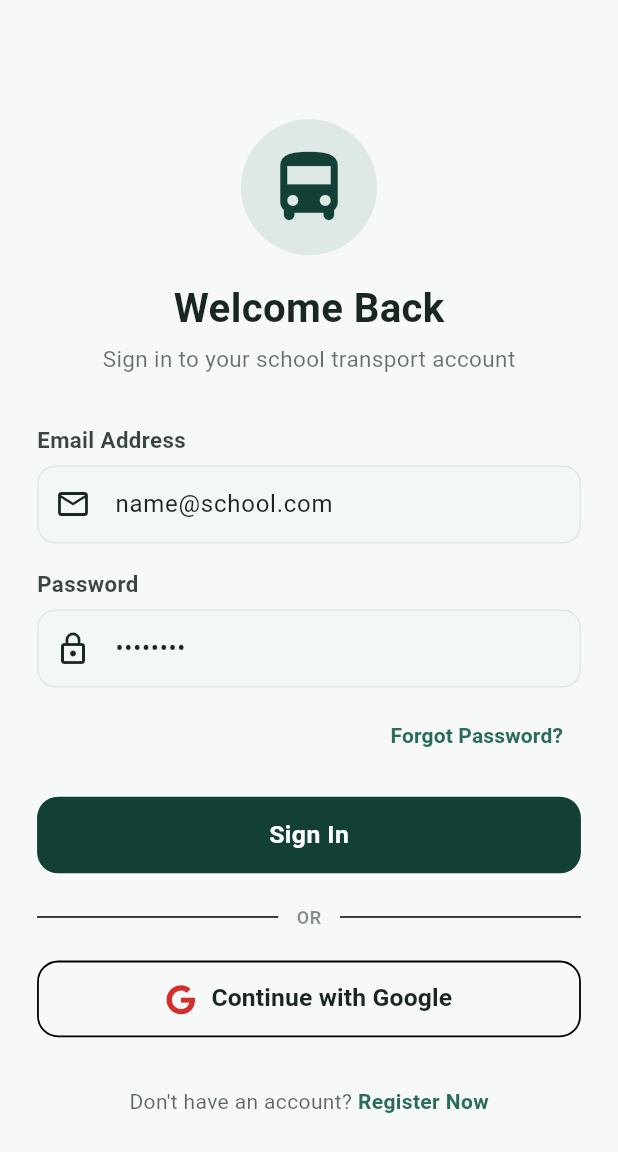
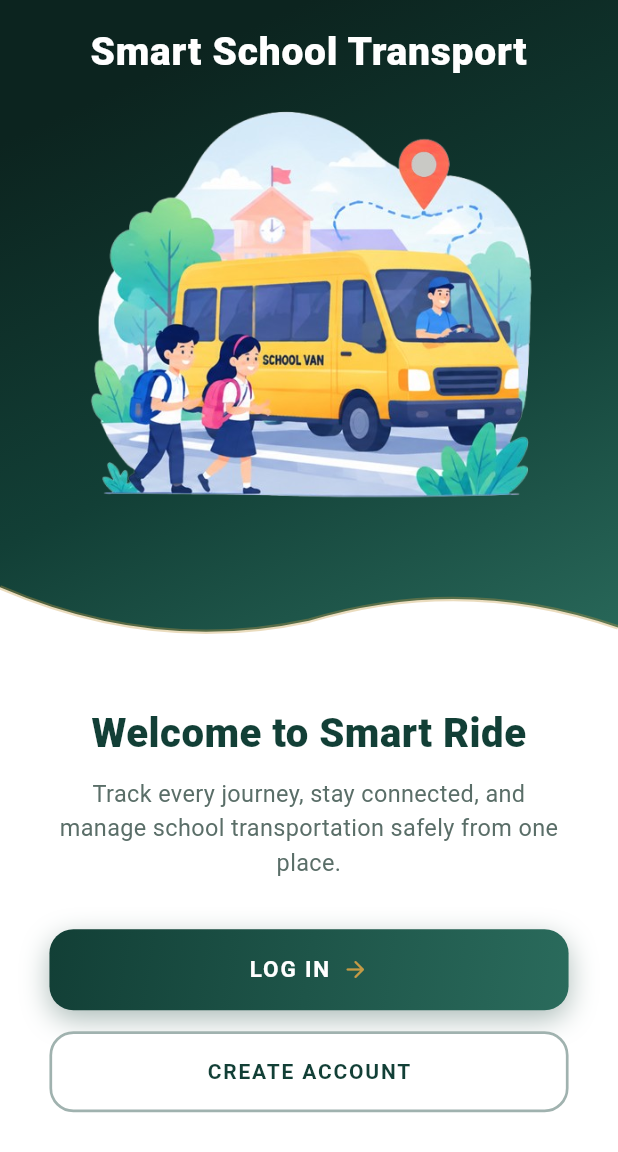
Before and after one commit to MEhsan1237/-Van-Tracking-App, a Flutter app: the screen it shows after launch, after a tap on "Skip", on a phone screen of 412 x 824 dp. Shown: the top 1152 px of the screen. Run offline on Flutter 3.47's test engine with Material 3 defaults, Android fonts, the phone set to English and light mode, and no system bars; our stand-ins replace cloud_firestore, firebase_auth, firebase_core, fl_chart, font_awesome_flutter, geolocator and 5 more; missing offline and left inert: mobile_scanner; accounts and stored records are empty.

Commit message:
updated welcome screen

```diff
--- a/lib/app/routes/app_pages.dart
+++ b/lib/app/routes/app_pages.dart
@@ -4,6 +4,8 @@ import '../bindings/feature_bindings.dart';
 import '../../features/splash/views/splash_view.dart';
 import '../../features/onboarding/views/onboarding_view.dart';
 import '../../features/onboarding/bindings/onboarding_binding.dart';
+import '../../features/welcome/views/welcome_view.dart';
+import '../../features/welcome/bindings/welcome_binding.dart';
 import '../../features/auth/views/login_view.dart';
 import '../../features/auth/views/register_view.dart';
 import '../../features/auth/views/email_verification_view.dart';
@@ -27,6 +29,11 @@ class AppPages {
       name: AppRoutes.onboarding,
       page: () => const OnboardingView(),
       binding: OnboardingBinding(),
+    ),
+    GetPage(
+      name: AppRoutes.welcome,
+      page: () => const WelcomeView(),
+      binding: WelcomeBinding(),
     ),
     GetPage(
       name: AppRoutes.login,
--- a/lib/app/routes/app_routes.dart
+++ b/lib/app/routes/app_routes.dart
@@ -1,6 +1,7 @@
 abstract class AppRoutes {
   static const splash = '/splash';
   static const onboarding = '/onboarding';
+  static const welcome = '/welcome';
   static const login = '/login';
   static const register = '/register';
   static const emailVerification = '/email-verification';
--- a/lib/features/auth/viewmodels/auth_viewmodel.dart
+++ b/lib/features/auth/viewmodels/auth_viewmodel.dart
@@ -115,7 +115,7 @@ class AuthViewModel extends GetxController {
   Future<void> logout() async {
     await _authRepository.logout();
     currentUser.value = null;
-    Get.offAllNamed('/login');
+    Get.offAllNamed('/welcome');
   }
 
   void _navigateToRoleDashboard(UserModel user) {
--- a/lib/features/onboarding/viewmodels/onboarding_view_model.dart
+++ b/lib/features/onboarding/viewmodels/onboarding_view_model.dart
@@ -1,5 +1,6 @@
 import 'package:flutter/material.dart';
 import 'package:get/get.dart';
+import '../../../app/routes/app_routes.dart';
 import '../services/onboarding_local_service.dart';
 import '../../auth/viewmodels/auth_viewmodel.dart';
 
@@ -43,10 +44,10 @@ class OnboardingViewModel extends GetxController {
       if (authVm.currentUser.value != null) {
         authVm.checkInitialSession();
       } else {
-        Get.offAllNamed('/login');
+        Get.offAllNamed(AppRoutes.welcome);
       }
     } else {
-      Get.offAllNamed('/login');
+      Get.offAllNamed(AppRoutes.welcome);
     }
   }
 
--- a/lib/features/splash/views/splash_view.dart
+++ b/lib/features/splash/views/splash_view.dart
@@ -1,5 +1,6 @@
 import 'package:flutter/material.dart';
 import 'package:get/get.dart';
+import '../../../app/routes/app_routes.dart';
 import '../../../core/constants/app_colors.dart';
 import '../../auth/viewmodels/auth_viewmodel.dart';
 import '../../onboarding/services/onboarding_local_service.dart';
@@ -30,18 +31,18 @@ class _SplashViewState extends State<SplashView> with SingleTickerProviderStateM
       final completed = await onboardingService.isOnboardingCompleted();
 
       if (!completed) {
-        Get.offAllNamed('/onboarding');
+        Get.offAllNamed(AppRoutes.onboarding);
       } else {
         if (Get.isRegistered<AuthViewModel>()) {
           final authVm = Get.find<AuthViewModel>();
           final cachedUser = authVm.currentUser.value;
           if (cachedUser == null) {
-            Get.offAllNamed('/login');
+            Get.offAllNamed(AppRoutes.welcome);
           } else {
             await authVm.checkInitialSession();
           }
         } else {
-          Get.offAllNamed('/login');
+          Get.offAllNamed(AppRoutes.welcome);
         }
       }
     });
@@ -67,7 +68,8 @@ class _SplashViewState extends State<SplashView> with SingleTickerProviderStateM
         child: FadeTransition(
           opacity: _fadeAnim,
           child: Column(
-            mainAxisAlignment: MainAxisAlignment.center,
+            mainAxisAlignment: MainAxisAlignment.spaceBetween,
+            crossAxisAlignment: CrossAxisAlignment.center,
             children: [
               Container(
                 padding: EdgeInsets.all(size.width * 0.06),
@@ -90,7 +92,7 @@ class _SplashViewState extends State<SplashView> with SingleTickerProviderStateM
               ),
               SizedBox(height: size.height * 0.03),
               Text(
-                'SAFEVAN',
+                'SAFE VAN',
                 style: TextStyle(
                   fontSize: (size.width * 0.08).clamp(24.0, 36.0),
                   fontWeight: FontWeight.w900,
--- /dev/null
+++ b/lib/features/welcome/bindings/welcome_binding.dart
@@ -0,0 +1,9 @@
+import 'package:get/get.dart';
+import '../viewmodels/welcome_view_model.dart';
+
+class WelcomeBinding extends Bindings {
+  @override
+  void dependencies() {
+    Get.lazyPut<WelcomeViewModel>(() => WelcomeViewModel());
+  }
+}
--- /dev/null
+++ b/lib/features/welcome/viewmodels/welcome_view_model.dart
@@ -0,0 +1,5 @@
+import 'package:get/get.dart';
+
+class WelcomeViewModel extends GetxController {
+  // Business logic or state for Welcome screen can be expanded here if needed
+}
--- /dev/null
+++ b/lib/features/welcome/views/welcome_view.dart
@@ -0,0 +1,130 @@
+import 'package:flutter/material.dart';
+import '../widgets/welcome_hero_section.dart';
+import '../widgets/welcome_content_section.dart';
+import '../widgets/welcome_auth_buttons.dart';
+
+class WelcomeView extends StatefulWidget {
+  const WelcomeView({super.key});
+
+  @override
+  State<WelcomeView> createState() => _WelcomeViewState();
+}
+
+class _WelcomeViewState extends State<WelcomeView>
+    with SingleTickerProviderStateMixin {
+  late AnimationController _animController;
+
+  late Animation<double> _heroFade;
+  late Animation<Offset> _heroSlide;
+  late Animation<double> _heroScale;
+
+  late Animation<double> _contentFade;
+  late Animation<Offset> _contentSlide;
+
+  late Animation<double> _buttonsFade;
+  late Animation<Offset> _buttonsSlide;
+
+  @override
+  void initState() {
+    super.initState();
+    _animController = AnimationController(
+      vsync: this,
+      duration: const Duration(milliseconds: 1000),
+    );
+
+    // Staggered Entrance Animations
+    _heroFade = Tween<double>(begin: 0.0, end: 1.0).animate(
+      CurvedAnimation(
+        parent: _animController,
+        curve: const Interval(0.0, 0.5, curve: Curves.easeOut),
+      ),
+    );
+    _heroSlide = Tween<Offset>(
+      begin: const Offset(0.0, -0.1),
+      end: Offset.zero,
+    ).animate(
+      CurvedAnimation(
+        parent: _animController,
+        curve: const Interval(0.0, 0.5, curve: Curves.easeOutCubic),
+      ),
+    );
+    _heroScale = Tween<double>(begin: 0.9, end: 1.0).animate(
+      CurvedAnimation(
+        parent: _animController,
+        curve: const Interval(0.1, 0.6, curve: Curves.easeOutBack),
+      ),
+    );
+
+    _contentFade = Tween<double>(begin: 0.0, end: 1.0).animate(
+      CurvedAnimation(
+        parent: _animController,
+        curve: const Interval(0.3, 0.7, curve: Curves.easeOut),
+      ),
+    );
+    _contentSlide = Tween<Offset>(
+      begin: const Offset(0.0, 0.15),
+      end: Offset.zero,
+    ).animate(
+      CurvedAnimation(
+        parent: _animController,
+        curve: const Interval(0.3, 0.7, curve: Curves.easeOutCubic),
+      ),
+    );
+
+    _buttonsFade = Tween<double>(begin: 0.0, end: 1.0).animate(
+      CurvedAnimation(
+        parent: _animController,
+        curve: const Interval(0.5, 1.0, curve: Curves.easeOut),
+      ),
+    );
+    _buttonsSlide = Tween<Offset>(
+      begin: const Offset(0.0, 0.2),
+      end: Offset.zero,
+    ).animate(
+      CurvedAnimation(
+        parent: _animController,
+        curve: const Interval(0.5, 1.0, curve: Curves.easeOutCubic),
+      ),
+    );
+
+    _animController.forward();
+  }
+
+  @override
+  void dispose() {
+    _animController.dispose();
+    super.dispose();
+  }
+
+  @override
+  Widget build(BuildContext context) {
+    final size = MediaQuery.sizeOf(context);
+
+    return Scaffold(
+      backgroundColor: Colors.white,
+      body: SingleChildScrollView(
+        physics: const ClampingScrollPhysics(),
+        child: Column(
+          children: [
+            WelcomeHeroSection(
+              fadeAnimation: _heroFade,
+              slideAnimation: _heroSlide,
+              scaleAnimation: _heroScale,
+            ),
+            SizedBox(height: size.height * 0.03),
+            WelcomeContentSection(
+              fadeAnimation: _contentFade,
+              slideAnimation: _contentSlide,
+            ),
+            SizedBox(height: size.height * 0.04),
+            WelcomeAuthButtons(
+              fadeAnimation: _buttonsFade,
+              slideAnimation: _buttonsSlide,
+            ),
+            SizedBox(height: size.height * 0.04),
+          ],
+        ),
+      ),
+    );
+  }
+}
--- /dev/null
+++ b/lib/features/welcome/widgets/welcome_auth_buttons.dart
@@ -0,0 +1,112 @@
+import 'package:flutter/material.dart';
+import 'package:get/get.dart';
+import '../../../app/routes/app_routes.dart';
+import '../../../core/constants/app_colors.dart';
+
+class WelcomeAuthButtons extends StatelessWidget {
+  final Animation<double> fadeAnimation;
+  final Animation<Offset> slideAnimation;
+
+  const WelcomeAuthButtons({
+    super.key,
+    required this.fadeAnimation,
+    required this.slideAnimation,
+  });
+
+  @override
+  Widget build(BuildContext context) {
+    final size = MediaQuery.sizeOf(context);
+
+    return SlideTransition(
+      position: slideAnimation,
+      child: FadeTransition(
+        opacity: fadeAnimation,
+        child: Padding(
+          padding: EdgeInsets.symmetric(horizontal: size.width * 0.08),
+          child: Column(
+            children: [
+              // Primary Login Button
+              SizedBox(
+                width: double.infinity,
+                height: 54,
+                child: Container(
+                  decoration: BoxDecoration(
+                    gradient: AppColors.primaryGradient,
+                    borderRadius: BorderRadius.circular(16),
+                    boxShadow: [
+                      BoxShadow(
+                        color: AppColors.deepForest.withOpacity(0.35),
+                        blurRadius: 16,
+                        offset: const Offset(0, 6),
+                      ),
+                    ],
+                  ),
+                  child: ElevatedButton(
+                    onPressed: () => Get.toNamed(AppRoutes.login),
+                    style: ElevatedButton.styleFrom(
+                      backgroundColor: Colors.transparent,
+                      shadowColor: Colors.transparent,
+                      shape: RoundedRectangleBorder(
+                        borderRadius: BorderRadius.circular(16),
+                      ),
+                    ),
+                    child: const Row(
+                      mainAxisAlignment: MainAxisAlignment.center,
+                      children: [
+                        Text(
+                          'LOG IN',
+                          style: TextStyle(
+                            fontSize: 15,
+                            fontWeight: FontWeight.bold,
+                            letterSpacing: 1.2,
+                            color: Colors.white,
+                          ),
+                        ),
+                        SizedBox(width: 8),
+                        Icon(
+                          Icons.arrow_forward_rounded,
+                          color: AppColors.warmGold,
+                          size: 18,
+                        ),
+                      ],
+                    ),
+                  ),
+                ),
+              ),
+
+              const SizedBox(height: 14),
+
+              // Secondary Sign Up OutlinedButton
+              SizedBox(
+                width: double.infinity,
+                height: 54,
+                child: OutlinedButton(
+                  onPressed: () => Get.toNamed(AppRoutes.register),
+                  style: OutlinedButton.styleFrom(
+                    side: BorderSide(
+                      color: AppColors.deepForest.withOpacity(0.4),
+                      width: 1.8,
+                    ),
+                    shape: RoundedRectangleBorder(
+                      borderRadius: BorderRadius.circular(16),
+                    ),
+                    backgroundColor: Colors.white,
+                  ),
+                  child: const Text(
+                    'CREATE ACCOUNT',
+                    style: TextStyle(
+                      fontSize: 14,
+                      fontWeight: FontWeight.bold,
+                      letterSpacing: 1.2,
+                      color: AppColors.deepForest,
+                    ),
+                  ),
+                ),
+              ),
+            ],
+          ),
+        ),
+      ),
+    );
+  }
+}
--- /dev/null
+++ b/lib/features/welcome/widgets/welcome_content_section.dart
@@ -0,0 +1,53 @@
+import 'package:flutter/material.dart';
+import '../../../core/constants/app_colors.dart';
+
+class WelcomeContentSection extends StatelessWidget {
+  final Animation<double> fadeAnimation;
+  final Animation<Offset> slideAnimation;
+
+  const WelcomeContentSection({
+    super.key,
+    required this.fadeAnimation,
+    required this.slideAnimation,
+  });
+
+  @override
+  Widget build(BuildContext context) {
+    final size = MediaQuery.sizeOf(context);
+
+    return SlideTransition(
+      position: slideAnimation,
+      child: FadeTransition(
+        opacity: fadeAnimation,
+        child: Padding(
+          padding: EdgeInsets.symmetric(horizontal: size.width * 0.08),
+          child: Column(
+            children: [
+              Text(
+                'Welcome to Smart Ride',
+                textAlign: TextAlign.center,
+                style: TextStyle(
+                  fontSize: (size.width * 0.065).clamp(22.0, 30.0),
+                  fontWeight: FontWeight.w800,
+                  color: AppColors.deepForest,
+                  letterSpacing: 0.3,
+                ),
+              ),
+              SizedBox(height: size.height * 0.012),
+              Text(
+                'Track every journey, stay connected, and manage school transportation safely from one place.',
+                textAlign: TextAlign.center,
+                style: TextStyle(
+                  fontSize: (size.width * 0.038).clamp(13.0, 16.0),
+                  height: 1.45,
+                  color: AppColors.lightSecondaryText,
+                  fontWeight: FontWeight.w400,
+                ),
+              ),
+            ],
+          ),
+        ),
+      ),
+    );
+  }
+}
--- /dev/null
+++ b/lib/features/welcome/widgets/welcome_hero_clipper.dart
@@ -0,0 +1,70 @@
+import 'package:flutter/material.dart';
+
+class WelcomeHeroClipper extends CustomClipper<Path> {
+  @override
+  Path getClip(Size size) {
+    final path = Path();
+    path.lineTo(0, size.height * 0.88);
+
+    final firstControlPoint = Offset(size.width * 0.25, size.height * 0.98);
+    final firstEndPoint = Offset(size.width * 0.5, size.height * 0.93);
+    path.quadraticBezierTo(
+      firstControlPoint.dx,
+      firstControlPoint.dy,
+      firstEndPoint.dx,
+      firstEndPoint.dy,
+    );
+
+    final secondControlPoint = Offset(size.width * 0.75, size.height * 0.86);
+    final secondEndPoint = Offset(size.width, size.height * 0.94);
+    path.quadraticBezierTo(
+      secondControlPoint.dx,
+      secondControlPoint.dy,
+      secondEndPoint.dx,
+      secondEndPoint.dy,
+    );
+
+    path.lineTo(size.width, 0);
+    path.close();
+    return path;
+  }
+
+  @override
+  bool shouldReclip(covariant CustomClipper<Path> oldClipper) => false;
+}
+
+class WelcomeHeroBorderPainter extends CustomPainter {
+  @override
+  void paint(Canvas canvas, Size size) {
+    final paint = Paint()
+      ..color = const Color(0xFFC49A45).withOpacity(0.35)
+      ..style = PaintingStyle.stroke
+      ..strokeWidth = 3.0;
+
+    final path = Path();
+    path.moveTo(0, size.height * 0.88);
+
+    final firstControlPoint = Offset(size.width * 0.25, size.height * 0.98);
+    final firstEndPoint = Offset(size.width * 0.5, size.height * 0.93);
+    path.quadraticBezierTo(
+      firstControlPoint.dx,
+      firstControlPoint.dy,
+      firstEndPoint.dx,
+      firstEndPoint.dy,
+    );
+
+    final secondControlPoint = Offset(size.width * 0.75, size.height * 0.86);
+    final secondEndPoint = Offset(size.width, size.height * 0.94);
+    path.quadraticBezierTo(
+      secondControlPoint.dx,
+      secondControlPoint.dy,
+      secondEndPoint.dx,
+      secondEndPoint.dy,
+    );
+
+    canvas.drawPath(path, paint);
+  }
+
+  @override
+  bool shouldRepaint(covariant CustomPainter oldDelegate) => false;
+}
--- /dev/null
+++ b/lib/features/welcome/widgets/welcome_hero_illustration.dart
@@ -0,0 +1,25 @@
+import 'package:flutter/material.dart';
+
+class WelcomeHeroIllustration extends StatelessWidget {
+  const WelcomeHeroIllustration({super.key});
+
+  @override
+  Widget build(BuildContext context) {
+    final size = MediaQuery.sizeOf(context);
+    final illustrationHeight = (size.height * 0.34).clamp(230.0, 320.0);
+    final illustrationWidth = (size.width * 0.95).clamp(320.0, 480.0);
+
+    return SizedBox(
+      width: illustrationWidth,
+      height: illustrationHeight,
+      child: Center(
+        child: Image.asset(
+          'assets/images/welcome_van.png',
+          fit: BoxFit.contain,
+          width: illustrationWidth,
+          height: illustrationHeight,
+        ),
+      ),
+    );
+  }
+}
--- /dev/null
+++ b/lib/features/welcome/widgets/welcome_hero_section.dart
@@ -0,0 +1,95 @@
+import 'package:flutter/material.dart';
+import '../../../core/constants/app_colors.dart';
+import 'welcome_hero_clipper.dart';
+import 'welcome_hero_illustration.dart';
+
+class WelcomeHeroSection extends StatelessWidget {
+  final Animation<double> fadeAnimation;
+  final Animation<Offset> slideAnimation;
+  final Animation<double> scaleAnimation;
+
+  const WelcomeHeroSection({
+    super.key,
+    required this.fadeAnimation,
+    required this.slideAnimation,
+    required this.scaleAnimation,
+  });
+
+  @override
+  Widget build(BuildContext context) {
+    final size = MediaQuery.sizeOf(context);
+    final heroHeight = (size.height * 0.54).clamp(380.0, 520.0);
+
+    return SizedBox(
+      height: heroHeight,
+      width: double.infinity,
+      child: Stack(
+        children: [
+          // Curved Gradient Background Hero
+          ClipPath(
+            clipper: WelcomeHeroClipper(),
+            child: Container(
+              width: double.infinity,
+              height: heroHeight,
+              decoration: const BoxDecoration(
+                gradient: LinearGradient(
+                  colors: [
+                    Color(0xFF0C241F),
+                    AppColors.deepForest,
+                    AppColors.teal,
+                  ],
+                  begin: Alignment.topCenter,
+                  end: Alignment.bottomRight,
+                ),
+              ),
+              child: SafeArea(
+                bottom: false,
+                child: Column(
+                  children: [
+                    SizedBox(height: size.height * 0.020),
+
+                    // Top Heading with Slide + Fade Animation
+                    SlideTransition(
+                      position: slideAnimation,
+                      child: FadeTransition(
+                        opacity: fadeAnimation,
+                        child: const Text(
+                          'Smart School Transport',
+                          textAlign: TextAlign.center,
+                          style: TextStyle(
+                            color: Colors.white,
+                            fontSize: 26,
+                            fontWeight: FontWeight.w900,
+                            letterSpacing: 0.5,
+                          ),
+                        ),
+                      ),
+                    ),
+
+                    SizedBox(height: size.height * 0.015),
+
+                    // Centered Hero Illustration with Fade + Scale Animation
+                    FadeTransition(
+                      opacity: fadeAnimation,
+                      child: ScaleTransition(
+                        scale: scaleAnimation,
+                        child: const WelcomeHeroIllustration(),
+                      ),
+                    ),
+                  ],
+                ),
+              ),
+            ),
+          ),
+
+          // Custom Painted Curved Accent Border
+          Positioned.fill(
+            child: CustomPaint(
+              painter: WelcomeHeroBorderPainter(),
+            ),
+          ),
+        ],
+      ),
+    );
+  }
+}
--- a/pubspec.yaml
+++ b/pubspec.yaml
@@ -76,9 +76,9 @@ flutter:
   uses-material-design: true
 
   # To add assets to your application, add an assets section, like this:
-  # assets:
-  #   - images/a_dot_burr.jpeg
-  #   - images/a_dot_ham.jpeg
+  assets:
+    - assets/images/
+
 
   # An image asset can refer to one or more resolution-specific "variants", see
   # https://flutter.dev/to/resolution-aware-images
```
Also changed, not shown: assets/images/welcome_van.png (added), assets/images/welcome_van_transparent.png (added).
